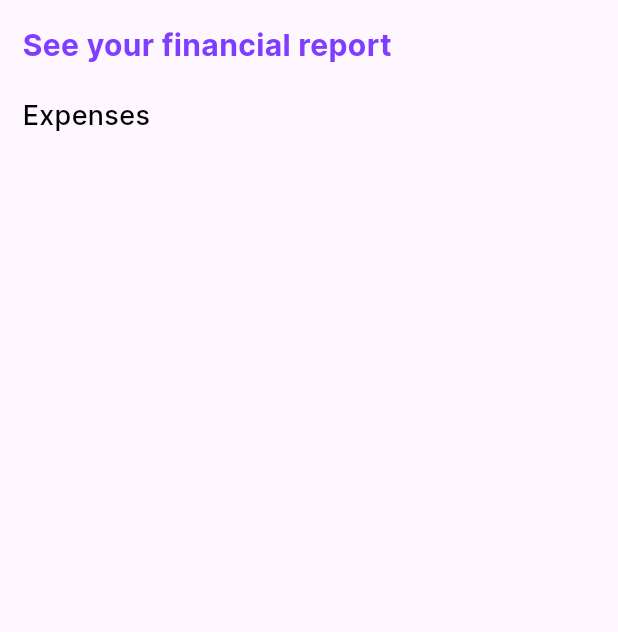
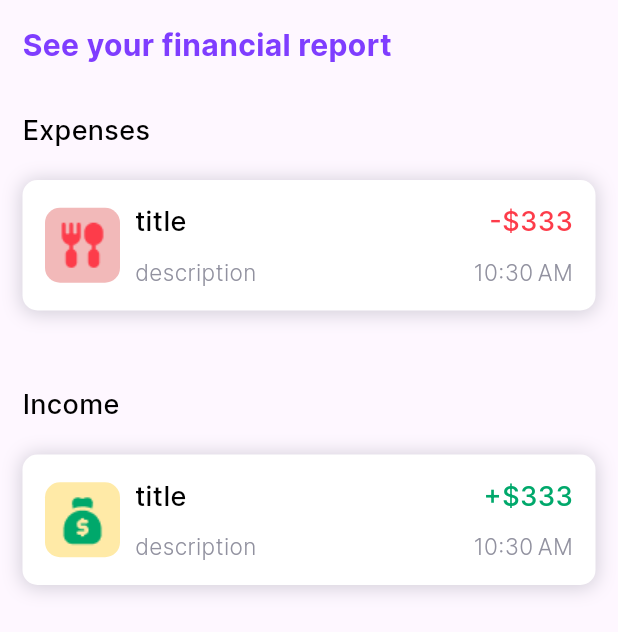
Before and after one commit to IT20024536/expenz-app, a Flutter app: the TransactionScreen screen opened directly, on a phone screen of 412 x 824 dp. Shown: the top 632 px of the screen. Run offline on Flutter 3.47's test engine with Material 3 defaults, Android fonts, the phone set to English and light mode, and no system bars; our stand-ins replace shared_preferences, smooth_page_indicator; accounts and stored records are empty.

Commit message:
add new income and expenz card create

```diff
--- a/lib/screens/transaction_screen.dart
+++ b/lib/screens/transaction_screen.dart
@@ -1,6 +1,11 @@
+import 'package:expenz/models/expenz_model.dart';
 import 'package:expenz/utils/colors.dart';
 import 'package:expenz/utils/constants.dart';
+import 'package:expenz/widgets/expenz_card.dart';
 import 'package:flutter/material.dart';
+
+import '../models/income_model.dart';
+import '../widgets/income_card.dart';
 
 class TransactionScreen extends StatefulWidget {
   const TransactionScreen({super.key});
@@ -27,7 +32,7 @@ class _TransactionScreenState extends State<TransactionScreen> {
                     fontWeight: FontWeight.bold
                   ),
                 ),
-                SizedBox(height: 20,),
+                SizedBox(height: 30,),
                 Text(
                   "Expenses",
                   style: TextStyle(
@@ -36,6 +41,33 @@ class _TransactionScreenState extends State<TransactionScreen> {
                     fontSize: 18,
                   ),
                 ),
+                SizedBox(height: 20,),
+                ExpenzCard(
+                    title: "title",
+                    date: DateTime.now(),
+                    amount: 333,
+                    category: ExpenzCategory.food,
+                    description: "description",
+                    time: DateTime.now(),
+                ),
+                SizedBox(height: 30,),
+                Text(
+                  "Income",
+                  style: TextStyle(
+                    color: kBlack,
+                    fontWeight: FontWeight.w500,
+                    fontSize: 18,
+                  ),
+                ),
+                SizedBox(height: 20,),
+                IncomeCard(
+                  title: "title",
+                  date: DateTime.now(),
+                  amount: 333,
+                  category: IncomeCategory.salary,
+                  description: "description",
+                  time: DateTime.now(),
+                )
               ],
             ),
           ),
--- /dev/null
+++ b/lib/widgets/expenz_card.dart
@@ -0,0 +1,108 @@
+import 'package:expenz/models/expenz_model.dart';
+import 'package:expenz/utils/colors.dart';
+import 'package:expenz/utils/constants.dart';
+import 'package:flutter/material.dart';
+import 'package:intl/intl.dart';
+
+class ExpenzCard extends StatelessWidget {
+
+  final String title;
+  final DateTime date;
+  final double amount;
+  final ExpenzCategory category;
+  final String description;
+  final DateTime time;
+
+  const ExpenzCard({
+    super.key,
+    required this.title,
+    required this.date,
+    required this.amount,
+    required this.category,
+    required this.description,
+    required this.time,
+  });
+
+  @override
+  Widget build(BuildContext context) {
+    return Container(
+      margin: EdgeInsets.only(bottom: 20),
+      padding: EdgeInsets.all(kDefalutPadding),
+      decoration: BoxDecoration(
+        color: kWhite,
+        borderRadius: BorderRadius.circular(10),
+        boxShadow: [
+          BoxShadow(
+            color: kGrey.withOpacity(0.4),
+            spreadRadius: 1,
+            blurRadius: 10,
+            offset: Offset(0, 1),
+          )
+        ]
+      ),
+      child: Row(
+        children: [
+          Container(
+            height: 50,
+            width: 50,
+            decoration: BoxDecoration(
+              borderRadius: BorderRadius.circular(10),
+              color: expenzCategoriesColors[category]!.withOpacity(0.5),
+            ),
+            child: Image.asset(
+              expenzCategoriesImages[category]!,
+              width: 20,
+              height: 20,
+            ),
+          ),
+          SizedBox(width: 10,),
+          Column(
+            crossAxisAlignment: CrossAxisAlignment.start,
+            children: [
+              Text(
+                title,
+                style: TextStyle(
+                  fontSize: 18,
+                  fontWeight: FontWeight.w500,
+                  color: kBlack,
+                ),
+              ),
+              SizedBox(height: 10,),
+              Text(
+                description,
+                style: TextStyle(
+                  fontSize: 15,
+                  fontWeight: FontWeight.w300,
+                  color: kGrey,
+                ),
+              ),
+            ],
+          ),
+          Spacer(),
+          Column(
+            crossAxisAlignment: CrossAxisAlignment.end,
+            children: [
+              Text(
+                "-\$${amount.toStringAsFixed(0)}",
+                style: TextStyle(
+                  fontSize: 18,
+                  fontWeight: FontWeight.w500,
+                  color: kRed,
+                ),
+              ),
+              SizedBox(height: 10,),
+              Text(
+                DateFormat.jm().format(date),
+                style: TextStyle(
+                  fontSize: 15,
+                  fontWeight: FontWeight.w300,
+                  color: kGrey,
+                ),
+              ),
+            ],
+          ),
+        ],
+      ),
+    );
+  }
+}
--- /dev/null
+++ b/lib/widgets/income_card.dart
@@ -0,0 +1,109 @@
+import 'package:flutter/material.dart';
+import 'package:intl/intl.dart';
+
+import '../models/income_model.dart';
+import '../utils/colors.dart';
+import '../utils/constants.dart';
+
+class IncomeCard extends StatelessWidget {
+
+  final String title;
+  final DateTime date;
+  final double amount;
+  final IncomeCategory category;
+  final String description;
+  final DateTime time;
+
+  const IncomeCard({
+    super.key,
+    required this.title,
+    required this.date,
+    required this.amount,
+    required this.category,
+    required this.description,
+    required this.time,
+  });
+
+  @override
+  Widget build(BuildContext context) {
+    return Container(
+      margin: EdgeInsets.only(bottom: 20),
+      padding: EdgeInsets.all(kDefalutPadding),
+      decoration: BoxDecoration(
+          color: kWhite,
+          borderRadius: BorderRadius.circular(10),
+          boxShadow: [
+            BoxShadow(
+              color: kGrey.withOpacity(0.4),
+              spreadRadius: 1,
+              blurRadius: 10,
+              offset: Offset(0, 1),
+            )
+          ]
+      ),
+      child: Row(
+        children: [
+          Container(
+            height: 50,
+            width: 50,
+            decoration: BoxDecoration(
+              borderRadius: BorderRadius.circular(10),
+              color: incomeCategoryColor[category]!.withOpacity(0.5),
+            ),
+            child: Image.asset(
+              incomeCategoryImages[category]!,
+              width: 20,
+              height: 20,
+            ),
+          ),
+          SizedBox(width: 10,),
+          Column(
+            crossAxisAlignment: CrossAxisAlignment.start,
+            children: [
+              Text(
+                title,
+                style: TextStyle(
+                  fontSize: 18,
+                  fontWeight: FontWeight.w500,
+                  color: kBlack,
+                ),
+              ),
+              SizedBox(height: 10,),
+              Text(
+                description,
+                style: TextStyle(
+                  fontSize: 15,
+                  fontWeight: FontWeight.w300,
+                  color: kGrey,
+                ),
+              ),
+            ],
+          ),
+          Spacer(),
+          Column(
+            crossAxisAlignment: CrossAxisAlignment.end,
+            children: [
+              Text(
+                "+\$${amount.toStringAsFixed(0)}",
+                style: TextStyle(
+                  fontSize: 18,
+                  fontWeight: FontWeight.w500,
+                  color: kGreen,
+                ),
+              ),
+              SizedBox(height: 10,),
+              Text(
+                DateFormat.jm().format(date),
+                style: TextStyle(
+                  fontSize: 15,
+                  fontWeight: FontWeight.w300,
+                  color: kGrey,
+                ),
+              ),
+            ],
+          ),
+        ],
+      ),
+    );
+  }
+}
```
